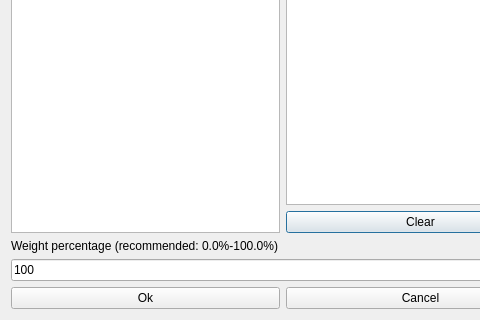
The window that fet/src/interface/modifyconstraintsubjectpreferredroomsform_template.ui (vonmecheln/fet) describes before a commit, drawn with Qt 5; both pictures show x 0 to 480 and y 207 to 527 of the 566 by 527 pixel window.
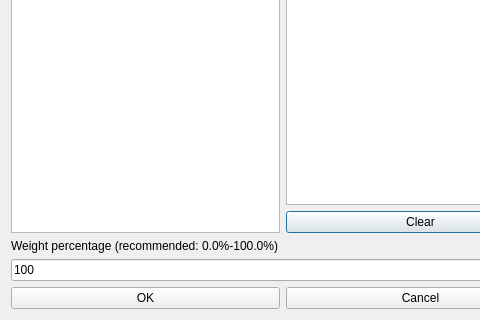
The same window after the commit.

What changed in the file:
```diff
--- a/fet/src/interface/modifyconstraintsubjectpreferredroomsform_template.ui
+++ b/fet/src/interface/modifyconstraintsubjectpreferredroomsform_template.ui
@@ -112,7 +112,7 @@
      <item>
       <widget class="QPushButton" name="okPushButton">
        <property name="text">
-        <string>Ok</string>
+        <string>OK</string>
        </property>
       </widget>
      </item>
```
